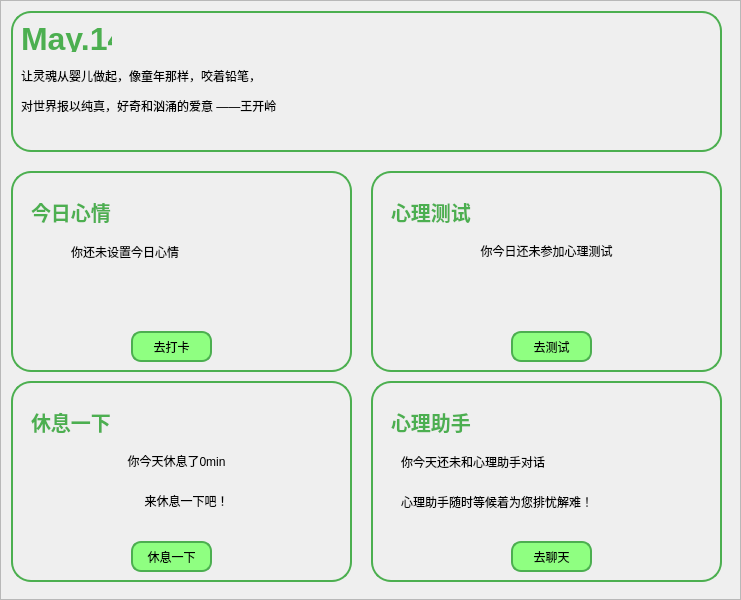
Old version of the form MoodMate/homepage.ui in the repository Kevin-1849/MoodMate--.
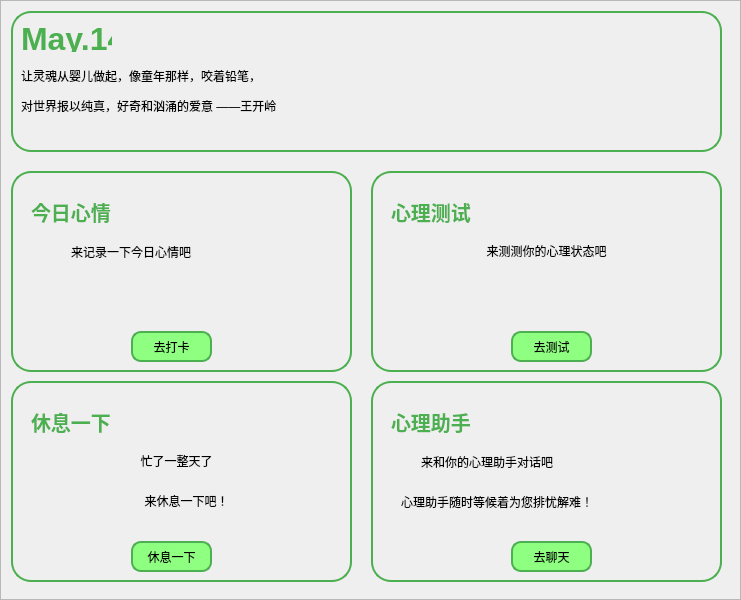
New version of the form.

Commit message: Initial commit: 心情助手 Qt 项目

The edit to the form file:
```diff
--- a/MoodMate/homepage.ui
+++ b/MoodMate/homepage.ui
@@ -153,7 +153,7 @@
 </string>
       </property>
       <property name="text">
-       <string>你还未设置今日心情</string>
+       <string>来记录一下今日心情吧</string>
       </property>
      </widget>
      <widget class="QPushButton" name="DiaryButton">
@@ -230,7 +230,7 @@
 font: 700 24pt &quot;Kaiti SC&quot;;</string>
       </property>
       <property name="text">
-       <string>&lt;html&gt;&lt;head/&gt;&lt;body&gt;&lt;p align=&quot;center&quot;&gt;你今日还未参加心理测试&lt;/p&gt;&lt;/body&gt;&lt;/html&gt;</string>
+       <string>&lt;html&gt;&lt;head/&gt;&lt;body&gt;&lt;p align=&quot;center&quot;&gt;来测测你的心理状态吧&lt;/p&gt;&lt;/body&gt;&lt;/html&gt;</string>
       </property>
      </widget>
      <widget class="QPushButton" name="TestButton">
@@ -310,7 +310,7 @@
 </string>
       </property>
       <property name="text">
-       <string>&lt;html&gt;&lt;head/&gt;&lt;body&gt;&lt;p align=&quot;center&quot;&gt;你今天休息了0min&lt;/p&gt;&lt;/body&gt;&lt;/html&gt;</string>
+       <string>&lt;html&gt;&lt;head/&gt;&lt;body&gt;&lt;p align=&quot;center&quot;&gt;忙了一整天了&lt;/p&gt;&lt;/body&gt;&lt;/html&gt;</string>
       </property>
      </widget>
      <widget class="QPushButton" name="RestButton">
@@ -394,7 +394,7 @@
      <widget class="QLabel" name="label_7">
       <property name="geometry">
        <rect>
-        <x>30</x>
+        <x>50</x>
         <y>50</y>
         <width>311</width>
         <height>61</height>
@@ -406,7 +406,7 @@
 </string>
       </property>
       <property name="text">
-       <string>你今天还未和心理助手对话</string>
+       <string>来和你的心理助手对话吧</string>
       </property>
      </widget>
      <widget class="QLabel" name="label_8">
```
The commit also changes 57 other files.
